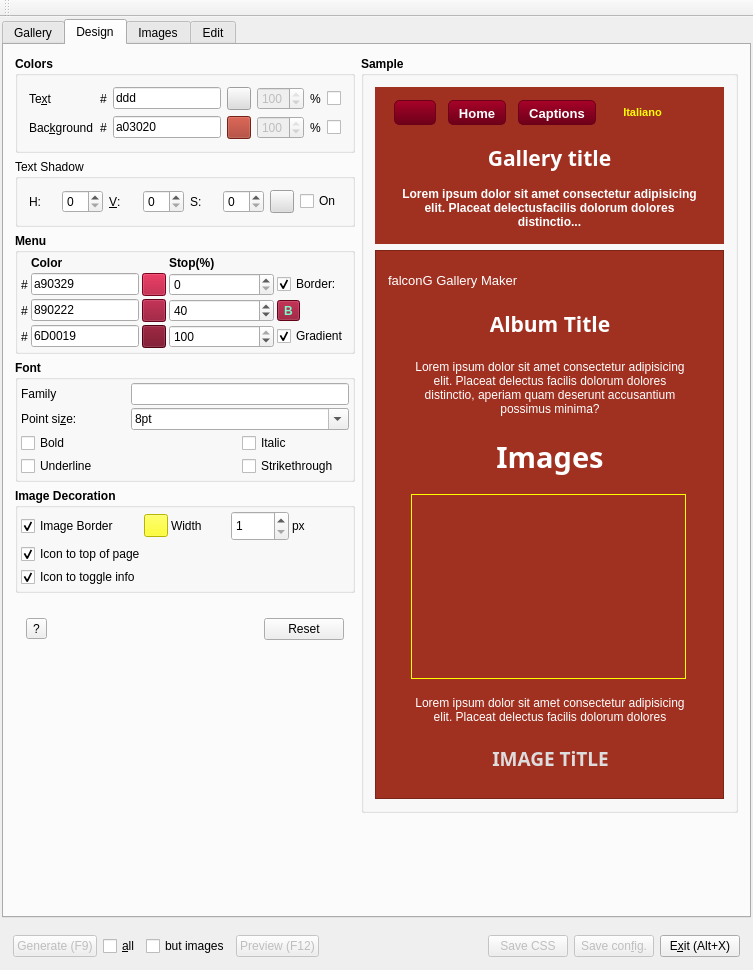
Above: src/falcong.ui from solyoma/falconG before the change. Below: the same form after it.
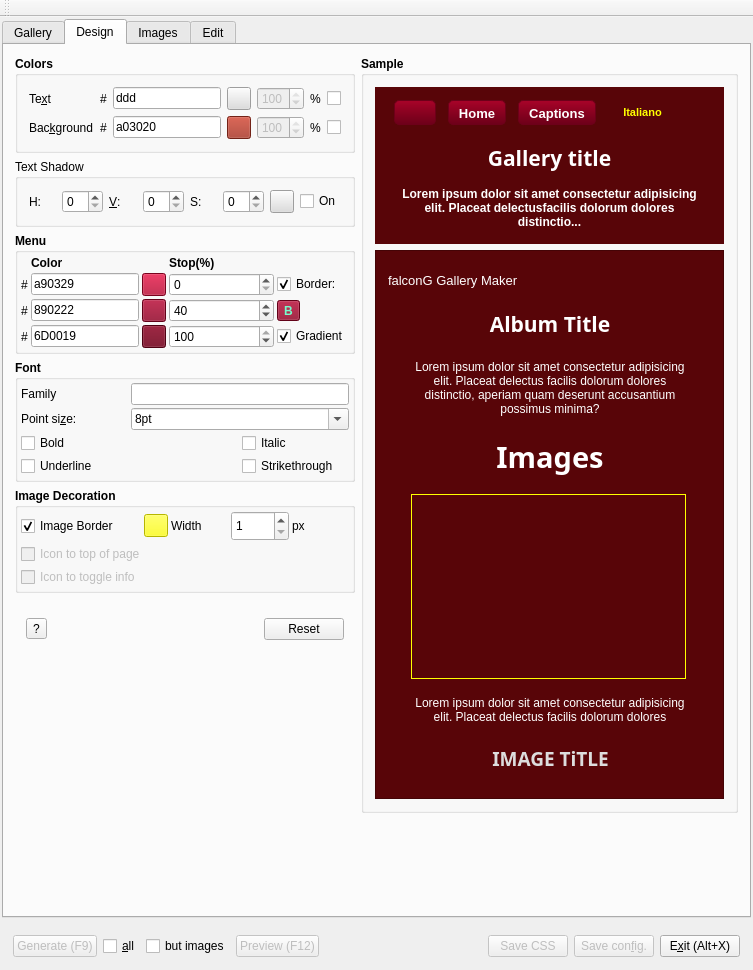
That is the form after the change. The open tabs and pages were chosen to show the change. Icons and pictures are not drawn. Custom widgets are drawn as their Qt base class.

Patch:
```diff
--- a/src/falcong.ui
+++ b/src/falcong.ui
@@ -2255,6 +2255,9 @@
                </property>
                <item row="5" column="0" colspan="3">
                 <widget class="QCheckBox" name="chkIconTop">
+                 <property name="enabled">
+                  <bool>false</bool>
+                 </property>
                  <property name="font">
                   <font>
                    <weight>50</weight>
@@ -2265,12 +2268,15 @@
                   <string>Icon to top of page</string>
                  </property>
                  <property name="checked">
-                  <bool>true</bool>
+                  <bool>false</bool>
                  </property>
                 </widget>
                </item>
                <item row="6" column="0">
                 <widget class="QCheckBox" name="chkIconText">
+                 <property name="enabled">
+                  <bool>false</bool>
+                 </property>
                  <property name="font">
                   <font>
                    <weight>50</weight>
@@ -2281,7 +2287,7 @@
                   <string>Icon to toggle info</string>
                  </property>
                  <property name="checked">
-                  <bool>true</bool>
+                  <bool>false</bool>
                  </property>
                 </widget>
                </item>
@@ -2451,7 +2457,7 @@
              <item>
               <widget class="QWidget" name="pnlGallery" native="true">
                <property name="styleSheet">
-                <string notr="true">background-color:#a03020;</string>
+                <string notr="true">background-color:#580508;</string>
                </property>
                <layout class="QVBoxLayout" name="verticalLayout">
                 <item>
@@ -2463,7 +2469,7 @@
                    </size>
                   </property>
                   <property name="styleSheet">
-                   <string notr="true">background-color:#a03020;</string>
+                   <string notr="true"/>
                   </property>
                   <widget class="QPushButton" name="btnCaption">
                    <property name="enabled">
@@ -2691,7 +2697,7 @@
                </property>
                <property name="styleSheet">
                 <string notr="true">QFrame {
-background-color:#a03020;
+background-color:#580508;
 }</string>
                </property>
                <property name="frameShape">
```
Left out of the diff: 2 changed lines with no effect on the pictures.
